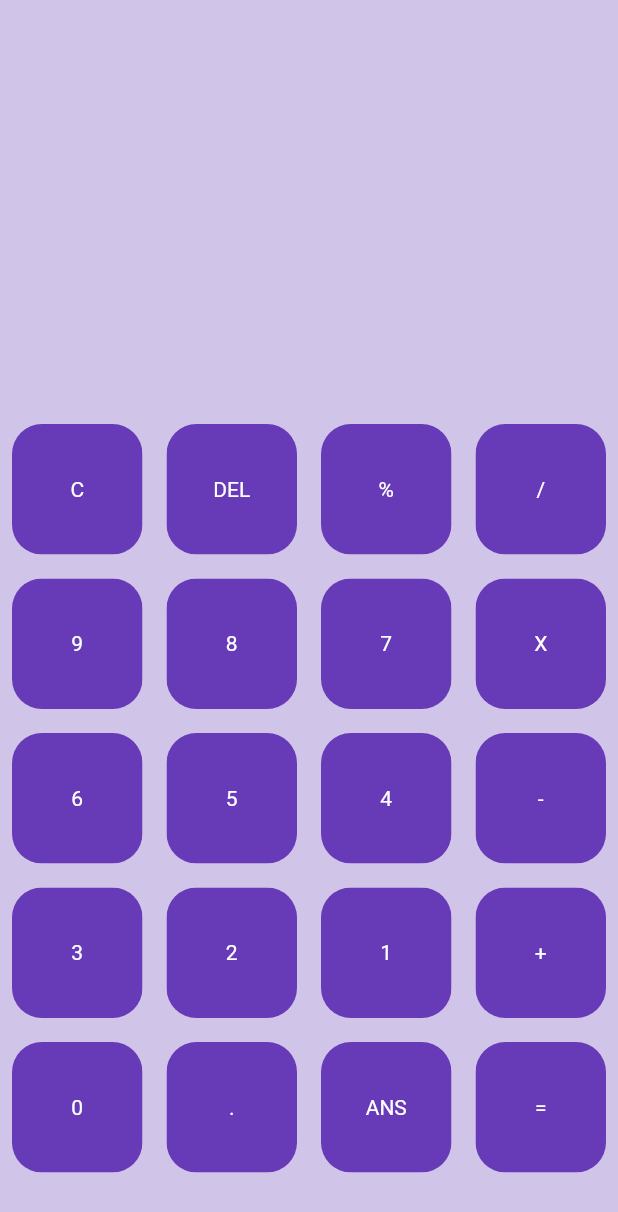
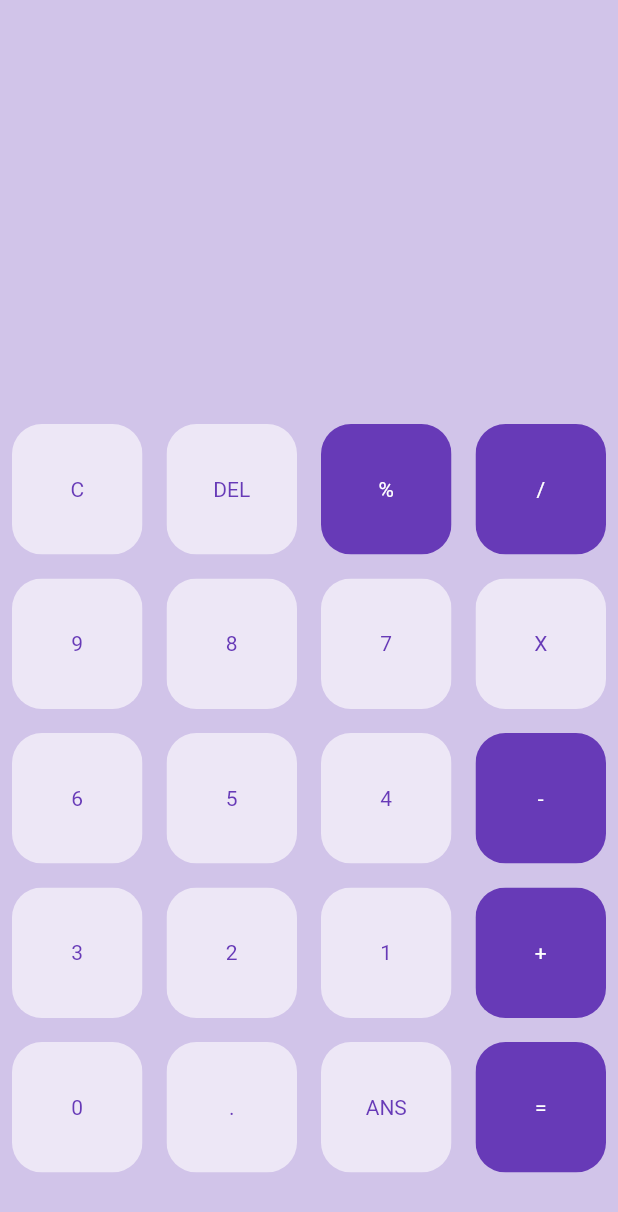
Before and after one commit to Haroon-Zafar/Calculator, a Flutter app: the screen it shows after launch, on a phone screen of 412 x 824 dp. Shown: the top 1212 px of the screen. Run offline on Flutter 3.47's test engine with Material 2 defaults, Android fonts, the phone set to English and light mode, and no system bars.

Commit message:
Created Method is used

```diff
--- a/lib/main.dart
+++ b/lib/main.dart
@@ -68,8 +68,12 @@ class HomePageState extends State<HomePage> {
                 itemBuilder: (BuildContext context, int index) {
                   return MyButton(
                     buttonText: buttons[index],
-                    color: Colors.deepPurple,
-                    textColor: Colors.white,
+                    color: isOperator(buttons[index])
+                        ? Colors.deepPurple
+                        : Colors.deepPurple[50],
+                    textColor: isOperator(buttons[index])
+                        ? Colors.white
+                        : Colors.deepPurple,
                   );
                 },
               ),
@@ -79,4 +83,12 @@ class HomePageState extends State<HomePage> {
       ),
     );
   }
+
+  bool isOperator(String x) {
+    if (x == '%' || x == '/' || x == '-' || x == '+' || x == '=') {
+      return true;
+    }
+
+    return false;
+  }
 }
```
